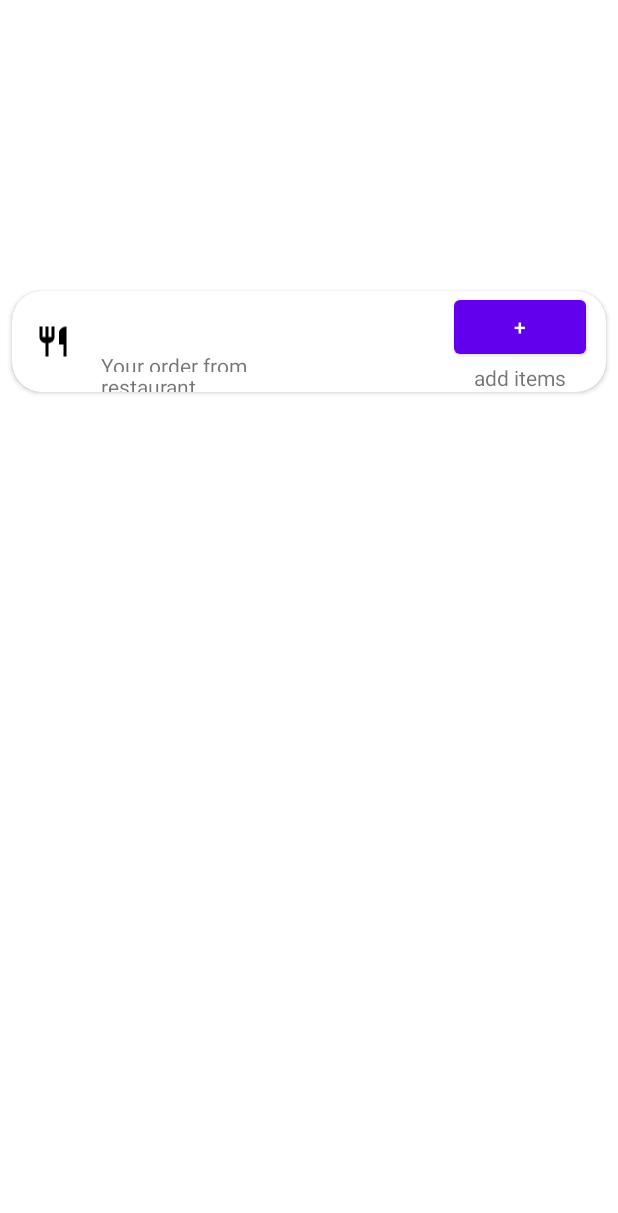
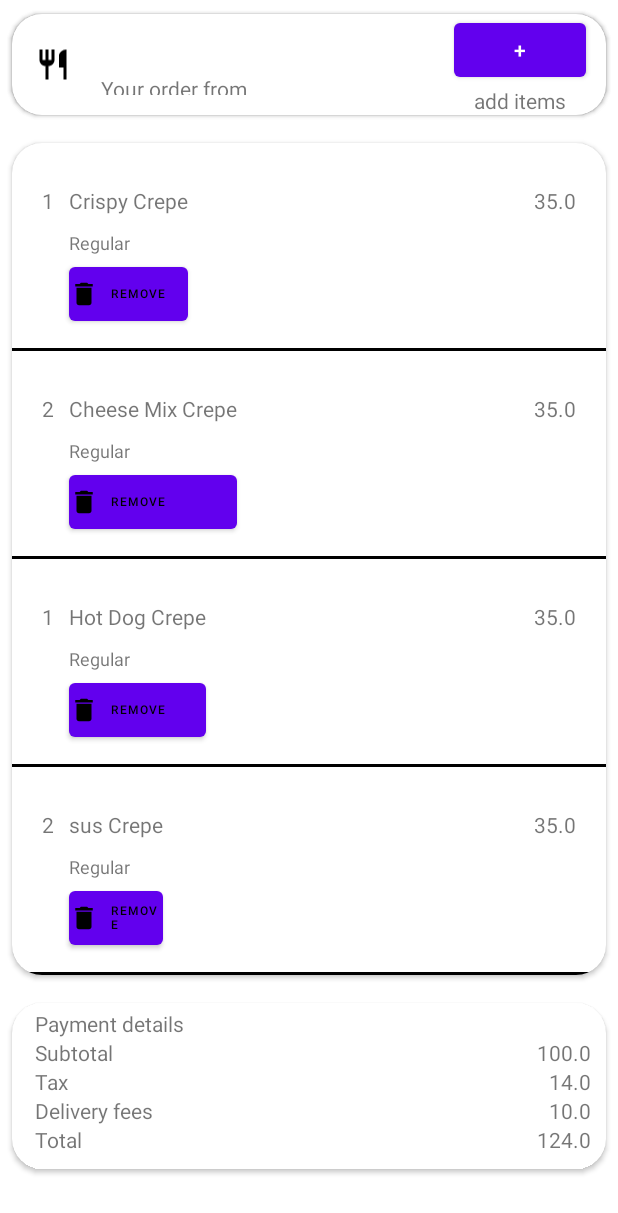
Before and after one commit to MostafaXLotfy/Wagba, an Android app: the fragment BasketFragment placed in its activity, on a phone screen of 412 x 824 dp. Shown: the top 1213 px of the screen. Run offline under Robolectric (Android 15) with nearby library versions, the phone set to English and light mode, and no system bars.

Commit message:
Added data to basket fragment

```diff
--- a/app/src/main/java/com/example/wagba/Basket/BasketFragment.java
+++ b/app/src/main/java/com/example/wagba/Basket/BasketFragment.java
@@ -1,18 +1,35 @@
 package com.example.wagba.Basket;
 
 import android.os.Bundle;
-
-import androidx.fragment.app.Fragment;
-
 import android.view.LayoutInflater;
 import android.view.View;
 import android.view.ViewGroup;
 
+import androidx.annotation.NonNull;
+import androidx.annotation.Nullable;
+import androidx.fragment.app.Fragment;
+import androidx.fragment.app.FragmentManager;
+import androidx.fragment.app.FragmentTransaction;
+
+import com.example.wagba.Basket.OrderDetails.OrderDetailsFragment;
+import com.example.wagba.Basket.OrderDetails.OrderDetailsModel;
+import com.example.wagba.Basket.OrderRestaurant.OrderRestaurantFragment;
+import com.example.wagba.Basket.PaymentDetail.PaymentDetailFragment;
+import com.example.wagba.Basket.PaymentDetail.PaymentDetailModel;
+import com.example.wagba.MainActivity;
+import com.example.wagba.R;
 import com.example.wagba.databinding.FragmentBasketBinding;
+
+import java.util.ArrayList;
 
 public class BasketFragment extends Fragment {
 
-    FragmentBasketBinding binding;
+    private FragmentBasketBinding binding;
+    private MainActivity activity;
+    private String restaurantName;
+    private ArrayList<OrderDetailsModel> orderDetailsModels;
+    private PaymentDetailModel paymentDetailModel;
+
     public BasketFragment() {
         // Required empty public constructor
     }
@@ -42,6 +59,54 @@ public class BasketFragment extends Fragment {
     }
 
     @Override
+    public void onViewCreated(@NonNull View view, @Nullable Bundle savedInstanceState) {
+        super.onViewCreated(view, savedInstanceState);
+        activity = (MainActivity) getActivity();
+        restaurantName = "Food Corner";
+        orderDetailsModels = new ArrayList<>();
+        orderDetailsModels.add(new OrderDetailsModel(
+                1,
+                "Crispy Crepe",
+                "Regular",
+                35.0f));
+
+        orderDetailsModels.add(new OrderDetailsModel(
+                2,
+                "Cheese Mix Crepe",
+                "Regular",
+                35.0f));
+
+        orderDetailsModels.add(new OrderDetailsModel(
+                1,
+                "Hot Dog Crepe",
+                "Regular",
+                35.0f));
+        orderDetailsModels.add(new OrderDetailsModel(
+                2,
+                "sus Crepe",
+                "Regular",
+                35.0f));
+
+        paymentDetailModel = new PaymentDetailModel(100.0f, 10.0f);
+
+
+
+        OrderRestaurantFragment orderRestaurantFragment =
+                OrderRestaurantFragment.newInstance(restaurantName);
+        OrderDetailsFragment orderDetailsFragment = OrderDetailsFragment.newInstance(orderDetailsModels);
+        PaymentDetailFragment paymentDetailFragment = PaymentDetailFragment.newInstance(paymentDetailModel);
+
+        FragmentManager fm = activity.getSupportFragmentManager();
+        FragmentTransaction ft = fm.beginTransaction();
+
+        ft.replace(R.id.frag_order_restaurant, orderRestaurantFragment);
+        ft.replace(R.id.frag_order_details, orderDetailsFragment);
+        ft.replace(R.id.frag_payment_details, paymentDetailFragment);
+        ft.commit();
+    }
+
+
+    @Override
     public void onDestroyView() {
         super.onDestroyView();
         binding = null;
--- /dev/null
+++ b/app/src/main/java/com/example/wagba/Basket/OrderDetails/OrderDetailsFragment.java
@@ -0,0 +1,67 @@
+package com.example.wagba.Basket.OrderDetails;
+
+import android.os.Bundle;
+import android.view.LayoutInflater;
+import android.view.View;
+import android.view.ViewGroup;
+
+import androidx.annotation.NonNull;
+import androidx.annotation.Nullable;
+import androidx.fragment.app.Fragment;
+
+import com.example.wagba.databinding.FragmentOrderDetailsBinding;
+
+import java.util.ArrayList;
+
+public class OrderDetailsFragment extends Fragment {
+    ArrayList<OrderDetailsModel> orderDetailsModels;
+
+    FragmentOrderDetailsBinding binding;
+    private static final String OrderDetailsModelsArg = "OrderDetailsModels";
+
+    public OrderDetailsFragment() {
+        // Required empty public constructor
+    }
+
+    public static OrderDetailsFragment newInstance(
+            ArrayList<OrderDetailsModel> orderDetailsModels) {
+        OrderDetailsFragment fragment = new OrderDetailsFragment();
+        Bundle args = new Bundle();
+        args.putParcelableArrayList(OrderDetailsModelsArg, orderDetailsModels);
+        fragment.setArguments(args);
+        return fragment;
+    }
+
+    @Override
+    public void onCreate(Bundle savedInstanceState) {
+        super.onCreate(savedInstanceState);
+        Bundle args = getArguments();
+        if (args != null) {
+            orderDetailsModels = args.getParcelableArrayList(OrderDetailsModelsArg);
+        }
+    }
+
+    @Override
+    public View onCreateView(LayoutInflater inflater, ViewGroup container,
+                             Bundle savedInstanceState) {
+
+        binding = FragmentOrderDetailsBinding.inflate(inflater, container, false);
+        View view = binding.getRoot();
+        return view;
+
+    }
+
+    @Override
+    public void onViewCreated(@NonNull View view, @Nullable Bundle savedInstanceState) {
+        super.onViewCreated(view, savedInstanceState);
+        OrdersDetailsAdapter adapter = new OrdersDetailsAdapter(orderDetailsModels);
+        binding.rcOrderDetails.setAdapter(adapter);
+        binding.rcOrderDetails.setNestedScrollingEnabled(false);
+    }
+
+    @Override
+    public void onDestroy() {
+        super.onDestroy();
+        binding = null;
+    }
+}
--- /dev/null
+++ b/app/src/main/java/com/example/wagba/Basket/OrderDetails/OrderDetailsModel.java
@@ -0,0 +1,67 @@
+package com.example.wagba.Basket.OrderDetails;
+
+import android.os.Parcel;
+import android.os.Parcelable;
+
+public class OrderDetailsModel implements Parcelable {
+    private int quantity;
+    private String mealName;
+    private String size;
+    private float price;
+
+    protected OrderDetailsModel(Parcel in) {
+        quantity = in.readInt();
+        mealName = in.readString();
+        size = in.readString();
+        price = in.readFloat();
+    }
+
+
+    public static final Creator<OrderDetailsModel> CREATOR = new Creator<OrderDetailsModel>() {
+        @Override
+        public OrderDetailsModel createFromParcel(Parcel in) {
+            return new OrderDetailsModel(in);
+        }
+
+        @Override
+        public OrderDetailsModel[] newArray(int size) {
+            return new OrderDetailsModel[size];
+        }
+    };
+
+    public String getQuantity() {
+        return String.format(Integer.toString(quantity), "X");
+    }
+
+    public String getMealName() {
+        return mealName;
+    }
+
+    public String getSize() {
+        return size;
+    }
+
+    public String getPrice() {
+        return String.format(Float.toString(price), "EGP");
+    }
+
+    public OrderDetailsModel(int quantity, String mealName, String size, float price) {
+        this.quantity = quantity;
+        this.mealName = mealName;
+        this.size = size;
+        this.price = price;
+    }
+
+    @Override
+    public int describeContents() {
+        return 0;
+    }
+
+    @Override
+    public void writeToParcel(Parcel parcel, int i) {
+        parcel.writeInt(quantity);
+        parcel.writeString(mealName);
+        parcel.writeString(size);
+        parcel.writeFloat(price);
+    }
+}
--- /dev/null
+++ b/app/src/main/java/com/example/wagba/Basket/OrderDetails/OrdersDetailsAdapter.java
@@ -0,0 +1,53 @@
+package com.example.wagba.Basket.OrderDetails;
+
+import android.content.Context;
+import android.view.LayoutInflater;
+import android.view.ViewGroup;
+
+import androidx.annotation.NonNull;
+import androidx.recyclerview.widget.RecyclerView;
+
+import com.example.wagba.databinding.OrderDetailsItemBinding;
+
+import java.util.ArrayList;
+
+public class OrdersDetailsAdapter extends RecyclerView.Adapter<OrdersDetailsAdapter.ViewHolder> {
+    ArrayList<OrderDetailsModel> orderDetailsModels;
+
+    public OrdersDetailsAdapter(ArrayList<OrderDetailsModel> orderDetailsModels) {
+        this.orderDetailsModels = orderDetailsModels;
+    }
+
+    @NonNull
+    @Override
+    public OrdersDetailsAdapter.ViewHolder onCreateViewHolder(@NonNull ViewGroup parent, int viewType) {
+        Context context = parent.getContext();
+        LayoutInflater inflater = LayoutInflater.from(context);
+        OrderDetailsItemBinding binding = OrderDetailsItemBinding.inflate(inflater,
+                parent, false);
+        ViewHolder viewHolder = new ViewHolder(binding);
+        return viewHolder;
+    }
+
+    @Override
+    public void onBindViewHolder(@NonNull OrdersDetailsAdapter.ViewHolder holder, int position) {
+        OrderDetailsModel orderDetailsModel = orderDetailsModels.get(position);
+        holder.binding.tvName.setText(orderDetailsModel.getMealName());
+        holder.binding.tvPrice.setText(orderDetailsModel.getPrice());
+        holder.binding.tvQuantity.setText(orderDetailsModel.getQuantity());
+        holder.binding.tvSize.setText(orderDetailsModel.getSize());
+    }
+
+    @Override
+    public int getItemCount() {
+        return orderDetailsModels.size();
+    }
+
+    public class ViewHolder extends RecyclerView.ViewHolder{
+        OrderDetailsItemBinding binding;
+        public ViewHolder(@NonNull OrderDetailsItemBinding binding) {
+            super(binding.getRoot());
+            this.binding  = binding;
+        }
+    }
+}
--- a/app/src/main/java/com/example/wagba/Basket/OrderRestaurantFragment.java
+++ b/app/src/main/java/com/example/wagba/Basket/OrderRestaurant/OrderRestaurantFragment.java
@@ -1,24 +1,29 @@
-package com.example.wagba.Basket;
+package com.example.wagba.Basket.OrderRestaurant;
 
 import android.os.Bundle;
 import android.view.LayoutInflater;
 import android.view.View;
 import android.view.ViewGroup;
 
+import androidx.annotation.NonNull;
+import androidx.annotation.Nullable;
 import androidx.fragment.app.Fragment;
 
 import com.example.wagba.databinding.FragmentOrderRestaurantBinding;
 
 public class OrderRestaurantFragment extends Fragment {
     FragmentOrderRestaurantBinding binding;
+    private final static String restaurantNameArg = "restaurantNameArg";
+    private String restaurantName;
 
     public OrderRestaurantFragment() {
         // Required empty public constructor
     }
 
-    public static OrderRestaurantFragment newInstance() {
+    public static OrderRestaurantFragment newInstance(String restaurantName) {
         OrderRestaurantFragment fragment = new OrderRestaurantFragment();
         Bundle args = new Bundle();
+        args.putString(restaurantNameArg, restaurantName);
         fragment.setArguments(args);
         return fragment;
     }
@@ -26,7 +31,9 @@ public class OrderRestaurantFragment extends Fragment {
     @Override
     public void onCreate(Bundle savedInstanceState) {
         super.onCreate(savedInstanceState);
-        if (getArguments() != null) {
+        Bundle args = getArguments();
+        if (args != null) {
+            restaurantName = args.getString(restaurantName);
         }
     }
 
@@ -39,6 +46,11 @@ public class OrderRestaurantFragment extends Fragment {
         return view;
     }
 
+    @Override
+    public void onViewCreated(@NonNull View view, @Nullable Bundle savedInstanceState) {
+        super.onViewCreated(view, savedInstanceState);
+        binding.tvName.setText(restaurantName);
+    }
 
     @Override
     public void onDestroy() {
--- a/app/src/main/java/com/example/wagba/Basket/PaymentDetailFragment.java
+++ b/app/src/main/java/com/example/wagba/Basket/PaymentDetail/PaymentDetailFragment.java
@@ -1,29 +1,32 @@
-package com.example.wagba.Basket;
+package com.example.wagba.Basket.PaymentDetail;
 
 import android.os.Bundle;
 
+import androidx.annotation.NonNull;
+import androidx.annotation.Nullable;
 import androidx.fragment.app.Fragment;
 
 import android.view.LayoutInflater;
 import android.view.View;
 import android.view.ViewGroup;
 
-import com.example.wagba.R;
 import com.example.wagba.databinding.FragmentPaymentDetailBinding;
 
-import javax.security.auth.Destroyable;
 
 public class PaymentDetailFragment extends Fragment {
     FragmentPaymentDetailBinding binding;
+    private final static String orderDetailsArg = "paymentDetail";
+    PaymentDetailModel paymentDetailModel;
 
 
     public PaymentDetailFragment() {
         // Required empty public constructor
     }
 
-    public static PaymentDetailFragment newInstance(String param1, String param2) {
+    public static PaymentDetailFragment newInstance(PaymentDetailModel paymentDetailModel) {
         PaymentDetailFragment fragment = new PaymentDetailFragment();
         Bundle args = new Bundle();
+        args.putParcelable(orderDetailsArg, paymentDetailModel);
         fragment.setArguments(args);
         return fragment;
     }
@@ -31,7 +34,9 @@ public class PaymentDetailFragment extends Fragment {
     @Override
     public void onCreate(Bundle savedInstanceState) {
         super.onCreate(savedInstanceState);
-        if (getArguments() != null) {
+        Bundle args = getArguments();
+        if (args != null) {
+            paymentDetailModel = (PaymentDetailModel) args.getParcelable(orderDetailsArg);
         }
     }
 
@@ -46,6 +51,16 @@ public class PaymentDetailFragment extends Fragment {
     }
 
     @Override
+    public void onViewCreated(@NonNull View view, @Nullable Bundle savedInstanceState) {
+        super.onViewCreated(view, savedInstanceState);
+        binding.tvTotalAmount.setText(paymentDetailModel.getTotal());
+        binding.tvSubtotalAmount.setText(paymentDetailModel.getSubTotal());
+        binding.tvTaxAmount.setText(paymentDetailModel.getTax());
+        binding.tvDeliveryAmount.setText(paymentDetailModel.getDeliveryFees());
+
+    }
+
+    @Override
     public void onDestroy() {
         super.onDestroy();
         binding = null;
--- /dev/null
+++ b/app/src/main/java/com/example/wagba/Basket/PaymentDetail/PaymentDetailModel.java
@@ -0,0 +1,69 @@
+package com.example.wagba.Basket.PaymentDetail;
+
+import android.os.Parcel;
+import android.os.Parcelable;
+
+import java.io.Serializable;
+
+public class PaymentDetailModel implements Parcelable {
+    private float subTotal;
+    private float tax;
+    private float deliveryFees;
+    private float total;
+
+    public PaymentDetailModel(float subTotal, float deliveryFees) {
+        this.subTotal = subTotal;
+        this.deliveryFees = deliveryFees;
+        this.tax = subTotal * 0.14f;
+        this.total = this.subTotal + this.deliveryFees + this.tax;
+    }
+
+
+    protected PaymentDetailModel(Parcel in) {
+        subTotal = in.readFloat();
+        tax = in.readFloat();
+        deliveryFees = in.readFloat();
+        total = in.readFloat();
+    }
+
+    public static final Creator<PaymentDetailModel> CREATOR = new Creator<PaymentDetailModel>() {
+        @Override
+        public PaymentDetailModel createFromParcel(Parcel in) {
+            return new PaymentDetailModel(in);
+        }
+
+        @Override
+        public PaymentDetailModel[] newArray(int size) {
+            return new PaymentDetailModel[size];
+        }
+    };
+
+    public String getSubTotal() {
+        return String.format(Float.toString(subTotal), "EGP");
+    }
+
+    public String getTax() {
+        return String.format(Float.toString(tax), "EGP");
+    }
+
+    public String getDeliveryFees() {
+        return String.format(Float.toString(deliveryFees), "EGP");
+    }
+
+    public String getTotal() {
+        return String.format(Float.toString(total), "EGP");
+    }
+
+    @Override
+    public int describeContents() {
+        return 0;
+    }
+
+    @Override
+    public void writeToParcel(Parcel parcel, int i) {
+        parcel.writeFloat(subTotal);
+        parcel.writeFloat(tax);
+        parcel.writeFloat(deliveryFees);
+        parcel.writeFloat(total);
+    }
+}
--- a/app/src/main/java/com/example/wagba/Basket/orderDetailsFragment.java
+++ /dev/null
@@ -1,50 +0,0 @@
-package com.example.wagba.Basket;
-
-import android.os.Bundle;
-
-import androidx.fragment.app.Fragment;
-
-import android.view.LayoutInflater;
-import android.view.View;
-import android.view.ViewGroup;
-
-import com.example.wagba.R;
-import com.example.wagba.databinding.FragmentOrderDetailsBinding;
-
-public class orderDetailsFragment extends Fragment {
-    FragmentOrderDetailsBinding binding;
-
-    public orderDetailsFragment() {
-        // Required empty public constructor
-    }
-
-    public static orderDetailsFragment newInstance(String param1, String param2) {
-        orderDetailsFragment fragment = new orderDetailsFragment();
-        Bundle args = new Bundle();
-        fragment.setArguments(args);
-        return fragment;
-    }
-
-    @Override
-    public void onCreate(Bundle savedInstanceState) {
-        super.onCreate(savedInstanceState);
-        if (getArguments() != null) {
-        }
-    }
-
-    @Override
-    public View onCreateView(LayoutInflater inflater, ViewGroup container,
-                             Bundle savedInstanceState) {
-
-        binding =  FragmentOrderDetailsBinding.inflate(inflater, container, false);
-        View view = binding.getRoot();
-        return view;
-
-    }
-
-    @Override
-    public void onDestroy() {
-        super.onDestroy();
-        binding = null;
-    }
-}
--- a/app/src/main/res/layout/fragment_basket.xml
+++ b/app/src/main/res/layout/fragment_basket.xml
@@ -5,15 +5,18 @@
     android:layout_width="match_parent"
     android:layout_height="match_parent"
     tools:context=".Basket.BasketFragment">
+    <ScrollView
+        android:layout_width="match_parent"
+        android:layout_height="wrap_content">
 
         <androidx.constraintlayout.widget.ConstraintLayout
             android:layout_width="match_parent"
-        android:layout_height="match_parent">
+            android:layout_height="wrap_content">
             <androidx.fragment.app.FragmentContainerView
                 android:id="@+id/frag_order_restaurant"
                 android:layout_width="match_parent"
                 android:layout_height="wrap_content"
-            android:name="com.example.wagba.Basket.OrderRestaurantFragment"
+                android:name="com.example.wagba.Basket.OrderRestaurant.OrderRestaurantFragment"
                 app:layout_constraintTop_toTopOf="parent"
                 app:layout_constraintBottom_toTopOf="@id/frag_order_details"
                 app:layout_constraintStart_toStartOf="parent"
@@ -45,4 +48,7 @@
 
         </androidx.constraintlayout.widget.ConstraintLayout>
 
+    </ScrollView>
+
+
 </FrameLayout>
--- a/app/src/main/res/layout/fragment_order_details.xml
+++ b/app/src/main/res/layout/fragment_order_details.xml
@@ -4,8 +4,7 @@
     android:layout_width="match_parent"
     android:layout_height="wrap_content"
     xmlns:app="http://schemas.android.com/apk/res-auto"
-    tools:context=".Basket.orderDetailsFragment">
-
+    tools:context=".Basket.OrderDetails.OrderDetailsFragment">
     <androidx.cardview.widget.CardView
         android:layout_width="match_parent"
         android:layout_height="wrap_content"
@@ -16,9 +15,11 @@
         app:cardUseCompatPadding="true"
         >
         <androidx.recyclerview.widget.RecyclerView
+            android:id="@+id/rc_order_details"
             android:layout_width="match_parent"
-            android:layout_height="match_parent"
+            android:layout_height="wrap_content"
             tools:listitem="@layout/order_details_item"
+            app:layoutManager="androidx.recyclerview.widget.LinearLayoutManager"
         />
     </androidx.cardview.widget.CardView>
 
--- a/app/src/main/res/layout/fragment_order_restaurant.xml
+++ b/app/src/main/res/layout/fragment_order_restaurant.xml
@@ -4,7 +4,7 @@
     android:layout_width="match_parent"
     android:layout_height="match_parent"
     xmlns:app="http://schemas.android.com/apk/res-auto"
-    tools:context=".Basket.OrderRestaurantFragment">
+    tools:context=".Basket.OrderRestaurant.OrderRestaurantFragment">
 
     <androidx.cardview.widget.CardView
         android:layout_width="match_parent"
--- a/app/src/main/res/layout/fragment_payment_detail.xml
+++ b/app/src/main/res/layout/fragment_payment_detail.xml
@@ -4,7 +4,7 @@
     android:layout_width="match_parent"
     android:layout_height="wrap_content"
     xmlns:app="http://schemas.android.com/apk/res-auto"
-    tools:context=".Basket.PaymentDetailFragment">
+    tools:context=".Basket.PaymentDetail.PaymentDetailFragment">
 
     <androidx.cardview.widget.CardView
         android:layout_width="match_parent"
--- a/app/src/main/res/layout/order_details_item.xml
+++ b/app/src/main/res/layout/order_details_item.xml
@@ -3,7 +3,7 @@
     xmlns:app="http://schemas.android.com/apk/res-auto"
     xmlns:tools="http://schemas.android.com/tools"
     android:layout_width="match_parent"
-    android:layout_height="match_parent">
+    android:layout_height="wrap_content">
 
     <TextView
         android:id="@+id/tv_quantity"
```
Lines whose indentation alone changed are shown as unchanged.
